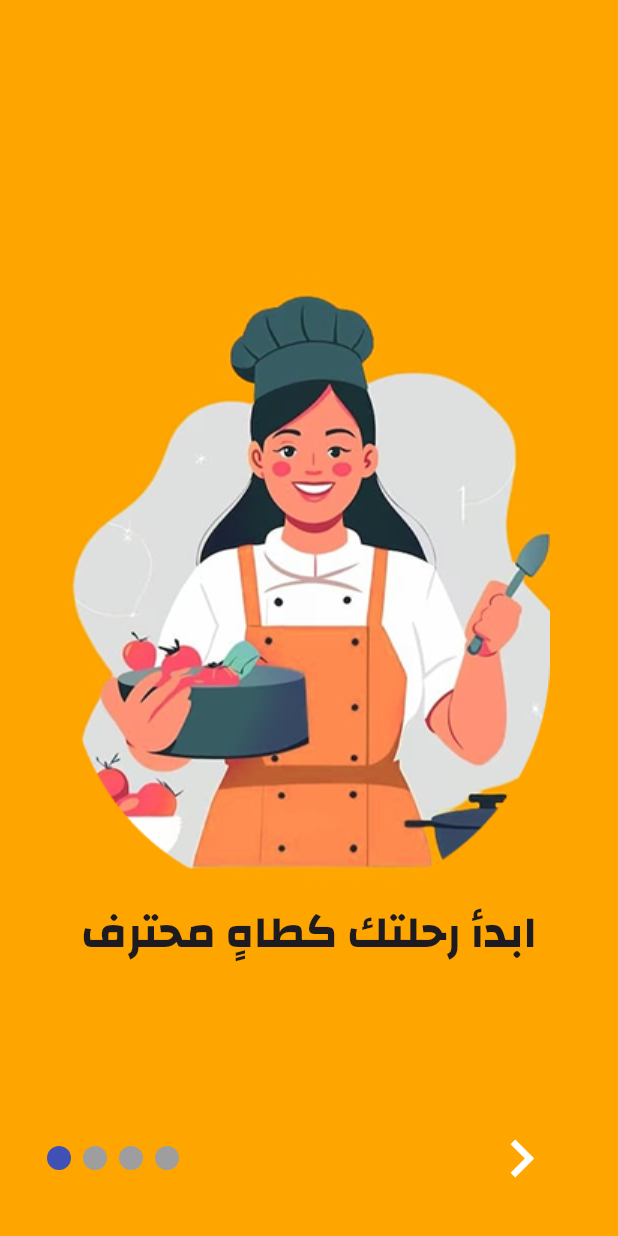
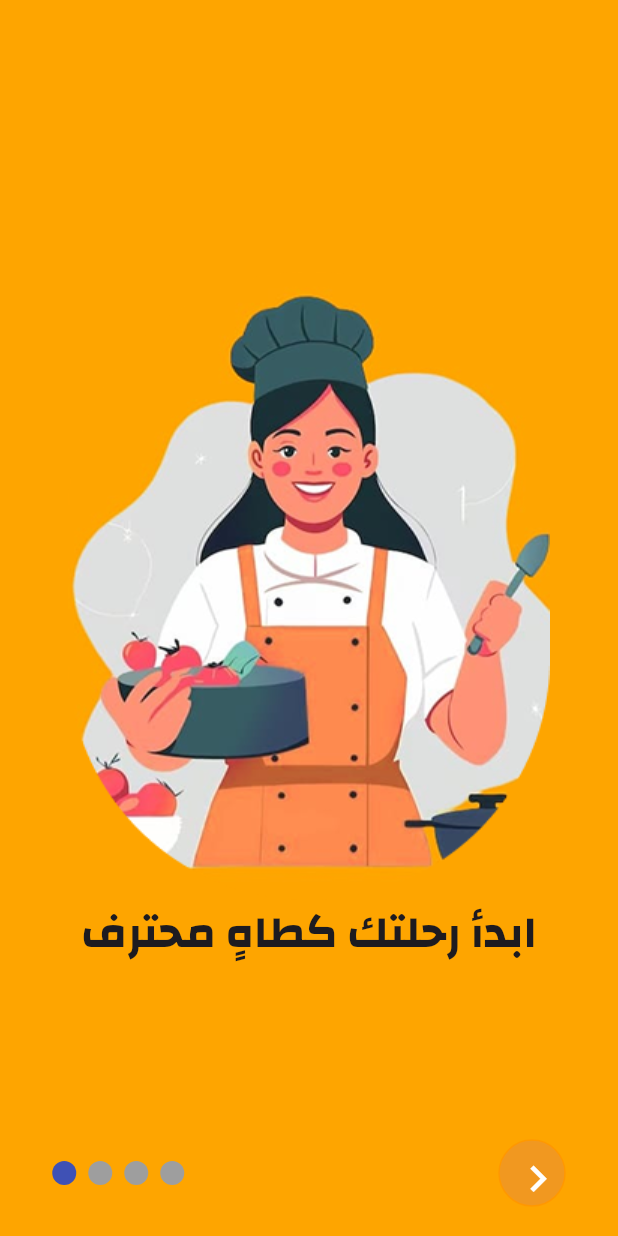
Before and after one commit to alia7medma7moud/foodia_app, a Flutter app: the OnBoarding2 screen opened by its route, on a phone screen of 412 x 824 dp. Run offline on Flutter 3.47's test engine with Material 3 defaults, Android fonts, the phone set to English and light mode, and no system bars; drawn by our look-alikes of smooth_page_indicator; our stand-ins replace flutter_screenutil, go_router, pin_code_fields.

Commit message:
update onbording

```diff
--- a/lib/onbording/on_boarding1.dart
+++ b/lib/onbording/on_boarding1.dart
@@ -33,7 +33,7 @@ class OnBoarding1 extends StatelessWidget {
             right: 20,
             child: TextButton(
               onPressed: () {
-                GoRouter.of(context).pushNamed(AppRoutes.loginScreen);
+                GoRouter.of(context).pushNamed(AppRoutes.firstpage);
               },
               child: Text("Skip", style: AppStyling.primarytextstyle),
             ),
--- a/lib/onbording/on_boarding2.dart
+++ b/lib/onbording/on_boarding2.dart
@@ -4,6 +4,7 @@ import 'package:foodia_app/onbording/onbording%20screens/screen1.dart';
 import 'package:foodia_app/onbording/onbording%20screens/screen2.dart';
 import 'package:foodia_app/onbording/onbording%20screens/screen3.dart';
 import 'package:foodia_app/routing/app_routes.dart';
+import 'package:foodia_app/styling/app_colors.dart';
 import 'package:go_router/go_router.dart';
 
 import 'package:smooth_page_indicator/smooth_page_indicator.dart';
@@ -24,13 +25,7 @@ class _OnBoarding2State extends State<OnBoarding2> {
         children: [
           PageView(
             controller: pageController,
-            children: [
-               Screen1(),
-               Screen2(),
-               Screen3() ,
-                Screen4(),
-
-                ],
+            children: [Screen1(), Screen2(), Screen3(), Screen4()],
           ),
 
           Container(
@@ -41,13 +36,19 @@ class _OnBoarding2State extends State<OnBoarding2> {
                 SmoothPageIndicator(controller: pageController, count: 4),
                 SizedBox(width: 70),
                 GestureDetector(
-                  child: IconButton(
-                    onPressed: () {
-                      GoRouter.of(context).pushNamed(AppRoutes.firstpage);
-                    },
-                    icon: Icon(
-                      Icons.chevron_right,
-                      size: 50,
+                  child: Container(
+                    height: 45,
+                    width: 45,
+                    decoration: BoxDecoration(
+                      color: AppColors.primarycolor,
+                      border: Border.all(color: Colors.orange),
+                      borderRadius: BorderRadius.circular(30),
+                    ),
+                    child: IconButton(
+                      onPressed: () {
+                        GoRouter.of(context).pushNamed(AppRoutes.firstpage);
+                      },
+                      icon: Center(child: Icon(Icons.chevron_right, size: 35)),
                       color: Colors.white,
                     ),
                   ),
--- a/lib/pages/first_page.dart
+++ b/lib/pages/first_page.dart
@@ -1,11 +1,8 @@
 import 'package:flutter/material.dart';
-
 import 'package:foodia_app/routing/app_routes.dart';
 import 'package:foodia_app/styling/app_assets.dart';
 import 'package:foodia_app/styling/app_colors.dart';
 import 'package:foodia_app/styling/app_styling.dart';
-import 'package:foodia_app/witgets/or_witget.dart';
-
 import 'package:foodia_app/witgets/primary_button.dart';
 import 'package:foodia_app/witgets/wiget_back.dart';
 import 'package:go_router/go_router.dart';
```
Also changed, not shown: 1 other file.
